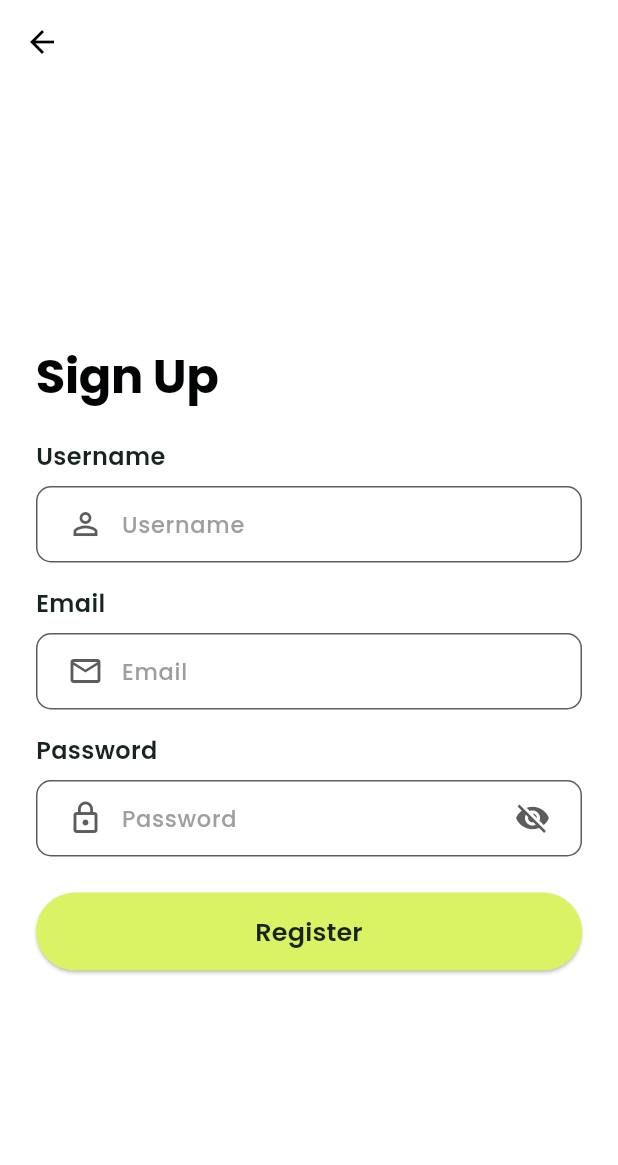
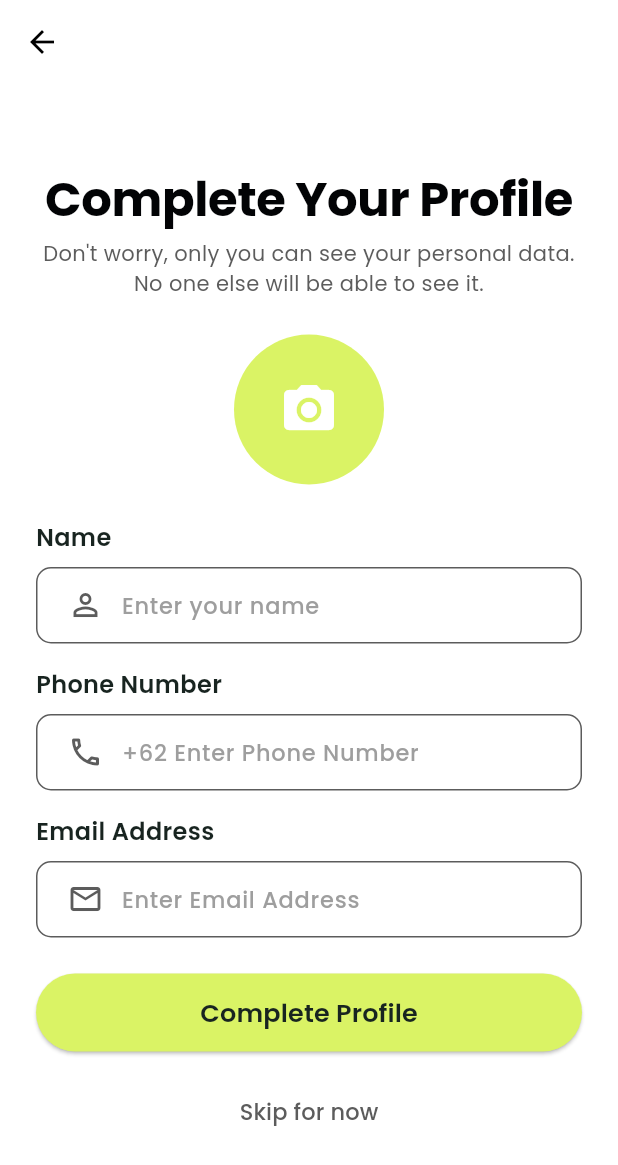
Before and after one commit to joule88/real, a Flutter app: the RegisterScreen screen opened directly, after a tap on "Register", on a phone screen of 412 x 824 dp. Shown: the top 1165 px of the screen. Run offline on Flutter 3.47's test engine with Material 3 defaults, Android fonts, the phone set to English and light mode, and no system bars; our stand-ins replace google_fonts, image_picker.

Commit message:
complete profile + disesuaikan

```diff
--- /dev/null
+++ b/lib/screens/login/completeprofile.dart
@@ -0,0 +1,167 @@
+import 'package:flutter/material.dart';
+import 'package:google_fonts/google_fonts.dart';
+import 'package:real/widgets/textfield_login.dart';
+import 'package:image_picker/image_picker.dart'; // Untuk upload foto, pastikan di pubspec.yaml sudah ada
+import 'dart:io';
+
+class CompleteProfileScreen extends StatefulWidget {
+  const CompleteProfileScreen({Key? key}) : super(key: key);
+
+  @override
+  State<CompleteProfileScreen> createState() => _CompleteProfileScreenState();
+}
+
+class _CompleteProfileScreenState extends State<CompleteProfileScreen> {
+  final _formKey = GlobalKey<FormState>();
+
+  final TextEditingController _nameController = TextEditingController();
+  final TextEditingController _phoneController = TextEditingController();
+  final TextEditingController _emailController = TextEditingController();
+
+  File? _profileImage;
+
+  Future<void> _pickImage() async {
+    final picker = ImagePicker();
+    final pickedFile = await picker.pickImage(source: ImageSource.gallery);
+    if (pickedFile != null) {
+      setState(() {
+        _profileImage = File(pickedFile.path);
+      });
+    }
+  }
+
+  void _completeProfile() {
+    if (_formKey.currentState!.validate()) {
+      Navigator.pushReplacementNamed(context, '/home'); // Ganti '/home' sesuai route ke Home kamu
+    }
+  }
+
+  void _skipProfile() {
+    Navigator.pushReplacementNamed(context, '/home');
+  }
+
+  @override
+  Widget build(BuildContext context) {
+    return Scaffold(
+      backgroundColor: Colors.white,
+      appBar: AppBar(
+        backgroundColor: Colors.white,
+        elevation: 0,
+        leading: IconButton(
+          icon: const Icon(Icons.arrow_back, color: Colors.black),
+          onPressed: () => Navigator.pop(context),
+        ),
+      ),
+      body: SafeArea(
+        child: Center(
+          child: SingleChildScrollView(
+            padding: const EdgeInsets.all(24.0),
+            child: ConstrainedBox(
+              constraints: const BoxConstraints(maxWidth: 500),
+              child: Form(
+                key: _formKey,
+                child: Column(
+                  crossAxisAlignment: CrossAxisAlignment.center,
+                  children: [
+                    Text(
+                      "Complete Your Profile",
+                      style: Theme.of(context).textTheme.displayLarge,
+                      textAlign: TextAlign.center,
+                    ),
+                    const SizedBox(height: 8),
+                    Text(
+                      "Don't worry, only you can see your personal data.\nNo one else will be able to see it.",
+                      style: GoogleFonts.poppins(
+                        fontSize: 14,
+                        color: const Color(0xFF5C5C5C),
+                      ),
+                      textAlign: TextAlign.center,
+                    ),
+                    const SizedBox(height: 24),
+
+                    // Upload Photo
+                    GestureDetector(
+                      onTap: _pickImage,
+                      child: CircleAvatar(
+                        radius: 50,
+                        backgroundColor: const Color(0xFFDAF365),
+                        backgroundImage: _profileImage != null ? FileImage(_profileImage!) : null,
+                        child: _profileImage == null
+                            ? const Icon(Icons.camera_alt, size: 40, color: Colors.white)
+                            : null,
+                      ),
+                    ),
+                    const SizedBox(height: 24),
+
+                    // Name
+                    CustomTextField(
+                      label: "Name",
+                      hintText: "Enter your name",
+                      icon: Icons.person_outline,
+                    ),
+                    const SizedBox(height: 16),
+
+                    // Phone
+                    CustomTextField(
+                      label: "Phone Number",
+                      hintText: "+62 Enter Phone Number",
+                      icon: Icons.phone_outlined,
+                    ),
+                    const SizedBox(height: 16),
+
+                    // Email
+                    CustomTextField(
+                      label: "Email Address",
+                      hintText: "Enter Email Address",
+                      icon: Icons.email_outlined,
+                    ),
+                    const SizedBox(height: 24),
+
+                    // Complete Profile Button
+                    SizedBox(
+                      width: double.infinity,
+                      child: ElevatedButton(
+                        onPressed: _completeProfile,
+                        style: ElevatedButton.styleFrom(
+                          backgroundColor: const Color(0xFFDAF365),
+                          shape: RoundedRectangleBorder(
+                            borderRadius: BorderRadius.circular(70),
+                          ),
+                        ),
+                        child: Padding(
+                          padding: const EdgeInsets.symmetric(vertical: 14.0),
+                          child: Text(
+                            "Complete Profile",
+                            style: GoogleFonts.poppins(
+                              fontSize: 17,
+                              fontWeight: FontWeight.w600,
+                              color: const Color(0xFF182420),
+                            ),
+                          ),
+                        ),
+                      ),
+                    ),
+                    const SizedBox(height: 16),
+
+                    // Skip Button
+                    TextButton(
+                      onPressed: _skipProfile,
+                      child: Text(
+                        "Skip for now",
+                        style: GoogleFonts.poppins(
+                          fontSize: 15,
+                          fontWeight: FontWeight.w500,
+                          color: const Color(0xFF5C5C5C),
+                        ),
+                      ),
+                    )
+                  ],
+                ),
+              ),
+            ),
+          ),
+        ),
+      ),
+    );
+  }
+}
--- a/lib/screens/login/register.dart
+++ b/lib/screens/login/register.dart
@@ -1,6 +1,7 @@
 import 'package:flutter/material.dart';
 import 'package:google_fonts/google_fonts.dart';
 import 'package:real/widgets/textfield_login.dart';
+import 'package:real/screens/login/completeprofile.dart'; // Pastikan file ini ada
 
 class RegisterScreen extends StatefulWidget {
   @override
@@ -8,7 +9,20 @@ class RegisterScreen extends StatefulWidget {
 }
 
 class _RegisterScreenState extends State<RegisterScreen> {
-  bool _obscurePassword = true;
+  final _formKey = GlobalKey<FormState>();
+
+  final TextEditingController _usernameController = TextEditingController();
+  final TextEditingController _emailController = TextEditingController();
+  final TextEditingController _passwordController = TextEditingController();
+
+  void _submitRegistration() {
+    if (_formKey.currentState!.validate()) {
+      Navigator.push(
+        context,
+        MaterialPageRoute(builder: (context) => const CompleteProfileScreen()),
+      );
+    }
+  }
 
   @override
   Widget build(BuildContext context) {
@@ -18,10 +32,8 @@ class _RegisterScreenState extends State<RegisterScreen> {
         backgroundColor: Colors.white,
         elevation: 0,
         leading: IconButton(
-          icon: Icon(Icons.arrow_back, color: Colors.black),
-          onPressed: () {
-            Navigator.pop(context);
-          },
+          icon: const Icon(Icons.arrow_back, color: Colors.black),
+          onPressed: () => Navigator.pop(context),
         ),
       ),
       body: SafeArea(
@@ -29,7 +41,9 @@ class _RegisterScreenState extends State<RegisterScreen> {
           child: SingleChildScrollView(
             padding: const EdgeInsets.all(24.0),
             child: ConstrainedBox(
-              constraints: BoxConstraints(maxWidth: 500),
+              constraints: const BoxConstraints(maxWidth: 500),
+              child: Form(
+                key: _formKey,
                 child: Column(
                   crossAxisAlignment: CrossAxisAlignment.start,
                   children: [
@@ -39,26 +53,26 @@ class _RegisterScreenState extends State<RegisterScreen> {
                     ),
                     const SizedBox(height: 24),
 
-                  // Username Field
+                    // Username
                     CustomTextField(
                       label: "Username",
-                    hintText: "Username",
+                      hintText: "Enter Username",
                       icon: Icons.person_outline,
                     ),
                     const SizedBox(height: 16),
 
-                  // Email Field
+                    // Email
                     CustomTextField(
                       label: "Email",
-                    hintText: "Email",
+                      hintText: "Enter Email",
                       icon: Icons.email_outlined,
                     ),
                     const SizedBox(height: 16),
 
-                  // Password Field
+                    // Password
                     CustomTextField(
                       label: "Password",
-                    hintText: "Password",
+                      hintText: "Enter Password",
                       icon: Icons.lock_outline,
                       isPassword: true,
                     ),
@@ -68,9 +82,7 @@ class _RegisterScreenState extends State<RegisterScreen> {
                     SizedBox(
                       width: double.infinity,
                       child: ElevatedButton(
-                      onPressed: () {
-                        // Aksi saat register ditekan
-                      },
+                        onPressed: _submitRegistration,
                         style: ElevatedButton.styleFrom(
                           backgroundColor: const Color(0xFFDAF365),
                           shape: RoundedRectangleBorder(
@@ -96,6 +108,7 @@ class _RegisterScreenState extends State<RegisterScreen> {
             ),
           ),
         ),
+      ),
     );
   }
 }
--- a/pubspec.yaml
+++ b/pubspec.yaml
@@ -35,6 +35,8 @@ dependencies:
   # Use with the CupertinoIcons class for iOS style icons.
   cupertino_icons: ^1.0.8
   google_fonts: ^6.2.1
+  image_picker: ^1.0.4
+
 
 dev_dependencies:
   flutter_test:
```
Also changed, not shown: pubspec.lock, 5 other files. Lines whose indentation alone changed are shown as unchanged.
